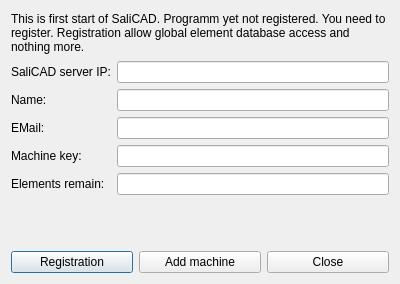
Above: windows/SdDRegistation.ui from usiksan/SaliCAD before the change. Below: the same form after it.
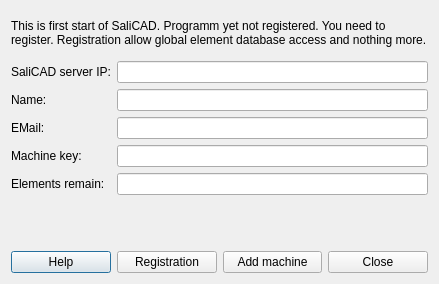
That is the form after the change.

Commit message: Append help to SdDProjectStore dialog

```diff
--- a/windows/SdDRegistation.ui
+++ b/windows/SdDRegistation.ui
@@ -6,7 +6,7 @@
    <rect>
     <x>0</x>
     <y>0</y>
-    <width>400</width>
+    <width>439</width>
     <height>284</height>
    </rect>
   </property>
@@ -91,6 +91,13 @@
    </item>
    <item>
     <layout class="QHBoxLayout" name="horizontalLayout">
+     <item>
+      <widget class="QPushButton" name="mHelp">
+       <property name="text">
+        <string>Help</string>
+       </property>
+      </widget>
+     </item>
      <item>
       <widget class="QPushButton" name="mRegistration">
        <property name="text">
```
The commit also changes 3 other files.
